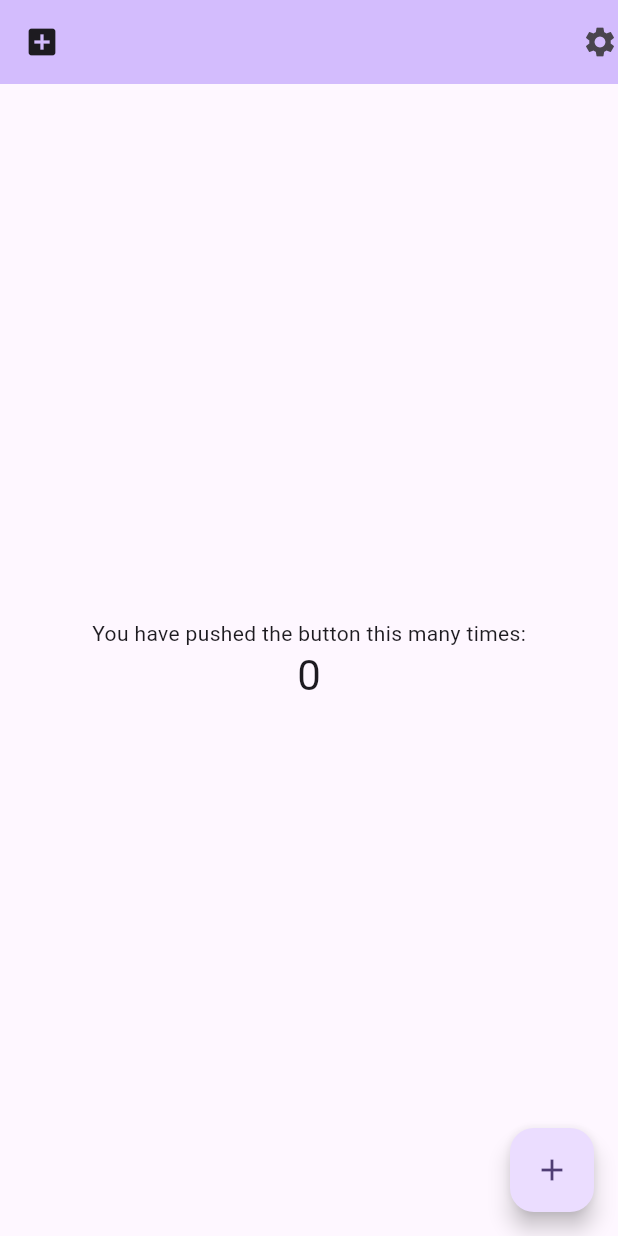
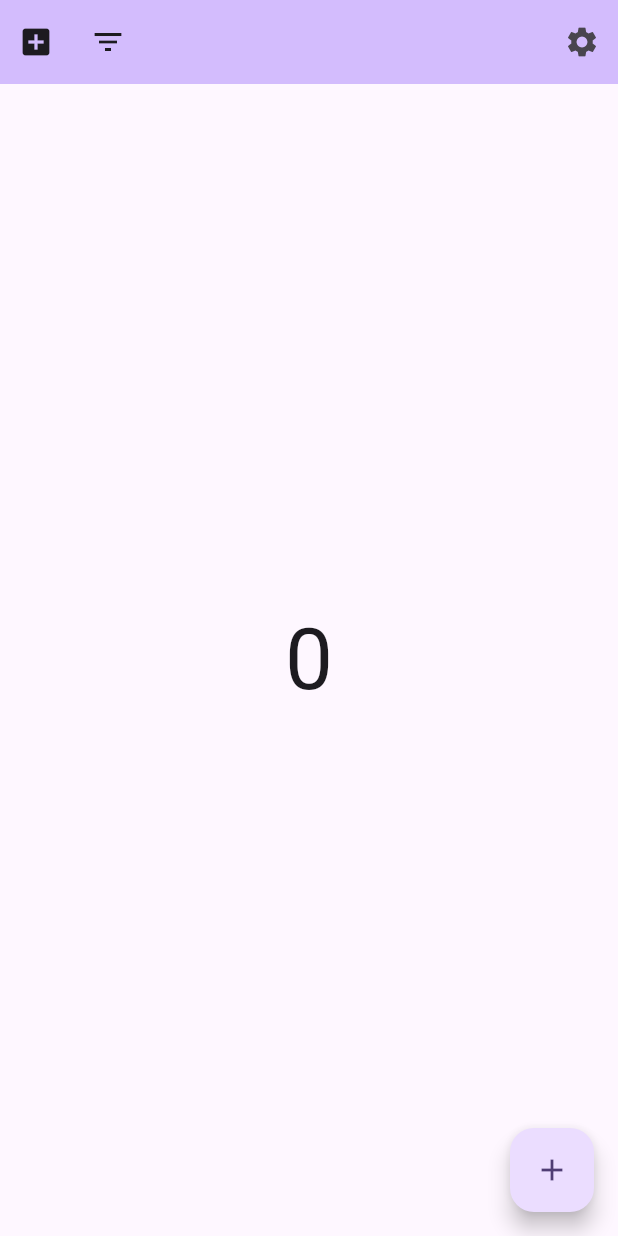
Before and after one commit to EavenCS/hand_counter, a Flutter app: the screen it shows after launch, on a phone screen of 412 x 824 dp. Run offline on Flutter 3.47's test engine with Material 3 defaults, Android fonts, the phone set to English and light mode, and no system bars.

Commit message:
feat: appbar mvp done.

```diff
--- a/lib/main.dart
+++ b/lib/main.dart
@@ -1,13 +1,10 @@
 import 'package:flutter/material.dart';
 
-void main() {
-  runApp(const MyApp());
-}
+void main() => runApp(const MyApp());
 
 class MyApp extends StatelessWidget {
   const MyApp({super.key});
 
-  // This widget is the root of your application.
   @override
   Widget build(BuildContext context) {
     return MaterialApp(
@@ -15,15 +12,13 @@ class MyApp extends StatelessWidget {
       theme: ThemeData(
         colorScheme: ColorScheme.fromSeed(seedColor: Colors.deepPurple),
       ),
-      home: const MyHomePage(title: 'Flutter Demo Home Page'),
+      home: const MyHomePage(),
     );
   }
 }
 
 class MyHomePage extends StatefulWidget {
-  const MyHomePage({super.key, required this.title});
-
-  final String title;
+  const MyHomePage({super.key});
 
   @override
   State<MyHomePage> createState() => _MyHomePageState();
@@ -33,9 +28,11 @@ class _MyHomePageState extends State<MyHomePage> {
   int _counter = 0;
 
   void _incrementCounter() {
-    setState(() {
-      _counter++;
-    });
+    setState(() => _counter++);
+  }
+
+  void _showSnack(String text) {
+    ScaffoldMessenger.of(context).showSnackBar(SnackBar(content: Text(text)));
   }
 
   @override
@@ -43,21 +40,39 @@ class _MyHomePageState extends State<MyHomePage> {
     return Scaffold(
       appBar: AppBar(
         backgroundColor: Theme.of(context).colorScheme.inversePrimary,
-        leading: Icon(Icons.add_box),
-        actions: [Icon(Icons.settings)],
-      ),
-      body: Center(
-        child: Column(
-          mainAxisAlignment: MainAxisAlignment.center,
-          children: <Widget>[
-            const Text('You have pushed the button this many times:'),
-            Text(
-              '$_counter',
-              style: Theme.of(context).textTheme.headlineMedium,
+        leadingWidth: 96, // Platz für 2 IconButtons
+        leading: Row(
+          mainAxisSize: MainAxisSize.min,
+          children: [
+            IconButton(
+              tooltip: 'Hinzufügen',
+              icon: const Icon(Icons.add_box),
+              onPressed: _incrementCounter,
+            ),
+            IconButton(
+              tooltip: 'Suchen',
+              icon: const Icon(Icons.filter_list),
+              onPressed: () => _showSnack('Filter gedrückt'),
             ),
           ],
         ),
+
+        actions: [
+          IconButton(
+            tooltip: 'Einstellungen',
+            icon: const Icon(Icons.settings),
+            onPressed: () => _showSnack('Settings gedrückt'),
+          ),
+        ],
       ),
+
+      body: Center(
+        child: Text(
+          '$_counter',
+          style: Theme.of(context).textTheme.displayLarge,
+        ),
+      ),
+
       floatingActionButton: FloatingActionButton(
         onPressed: _incrementCounter,
         tooltip: 'Increment',
```
